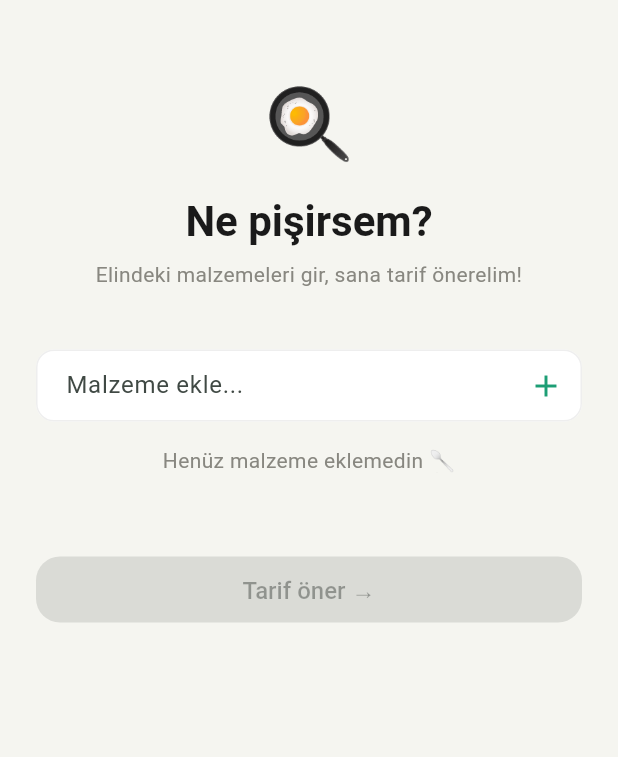
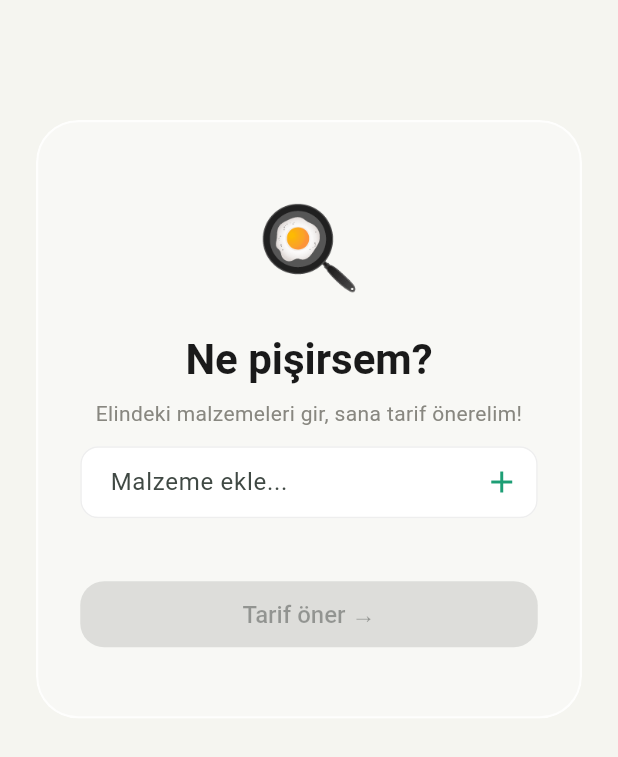
Before and after one commit to melikehazal/buzdolabi-ai-sefi, a Flutter app: the screen it shows after launch, on a phone screen of 412 x 824 dp. Shown: the top 757 px of the screen. Run offline on Flutter 3.47's test engine with Material 3 defaults, Android fonts, the light colour scheme and no system bars.

Commit message:
ui güncellemeleri

```diff
--- a/frontend/lib/screens/home_screen.dart
+++ b/frontend/lib/screens/home_screen.dart
@@ -1,3 +1,4 @@
+import 'dart:ui';
 import 'package:flutter/material.dart';
 import 'package:frontend/screens/result_screen.dart';
 import 'package:frontend/services/api_service.dart';
@@ -12,70 +13,11 @@ class HomeScreen extends StatefulWidget {
 
 class _HomeScreenState extends State<HomeScreen> {
   bool _isLoading = false;
-
   final List<bool> _visibilityList = [];
   final List<String> _ingredients = [];
   final TextEditingController _controller = TextEditingController();
 
-  @override
-  Widget build(BuildContext context) {
-    return Scaffold(
-      //appBar: AppBar(title: const Text('Buzdolabı AI Şefi')),
-      backgroundColor: AppTheme.background,
-      body: SafeArea(
-        child: SingleChildScrollView(
-          padding: const EdgeInsets.all(24.0),
-          child: Column(
-            crossAxisAlignment: CrossAxisAlignment.center,
-            children: [
-              const SizedBox(height: 24),
-              const Text('🍳', style: TextStyle(fontSize: 48)),
-              const SizedBox(height: 12),
-              Text(
-                'Ne pişirsem?',
-                style: Theme.of(context).textTheme.headlineMedium?.copyWith(
-                  fontWeight: FontWeight.bold,
-                  color: AppTheme.textPrimary,
-                ),
-              ),
-              const SizedBox(height: 8),
-              Text(
-                'Elindeki malzemeleri gir, sana tarif önerelim!',
-                style: Theme.of(
-                  context,
-                ).textTheme.bodyMedium?.copyWith(color: AppTheme.textSecondary),
-                textAlign: TextAlign.center,
-              ),
-              const SizedBox(height: 32),
-              Align(alignment: Alignment.centerLeft),
-              const SizedBox(height: 8),
-              TextField(
-                controller: _controller,
-                decoration: InputDecoration(
-                  contentPadding: const EdgeInsets.symmetric(
-                    horizontal: 16,
-                    vertical: 12,
-                  ),
-                  hintText: 'Malzeme ekle...',
-                  suffixIcon: IconButton(
-                    icon: const Icon(Icons.add, color: AppTheme.primary),
-                    onPressed: () {
-                      if (_controller.text.isNotEmpty) {
-                        setState(() {
-                          _ingredients.add(_controller.text.trim());
-                          _visibilityList.add(false);
-                          _controller.clear();
-                        });
-                        Future.delayed(const Duration(milliseconds: 50), () {
-                          setState(() {
-                            _visibilityList[_visibilityList.length - 1] = true;
-                          });
-                        });
-                      }
-                    },
-                  ),
-                ),
-                onSubmitted: (value) {
+  void _addIngredient(String value) {
     if (value.isNotEmpty) {
       setState(() {
         _ingredients.add(value.trim());
@@ -88,20 +30,71 @@ class _HomeScreenState extends State<HomeScreen> {
         });
       });
     }
-                },
+  }
+
+  @override
+  Widget build(BuildContext context) {
+    return Scaffold(
+      backgroundColor: AppTheme.background,
+      body: SafeArea(
+        child: SingleChildScrollView(
+          padding: const EdgeInsets.symmetric(horizontal: 24, vertical: 80),
+
+          child: ClipRRect(
+            borderRadius: BorderRadius.circular(28),
+            child: BackdropFilter(
+              filter: ImageFilter.blur(sigmaX: 10, sigmaY: 10),
+              child: Container(
+                decoration: BoxDecoration(
+                  color: Colors.white.withOpacity(0.3),
+                  borderRadius: BorderRadius.circular(28),
+                  border: Border.all(
+                    color: Colors.white.withOpacity(0.8),
+                    width: 1.5,
                   ),
-              if (_ingredients.isEmpty)
-                Padding(
-                  padding: const EdgeInsets.symmetric(vertical: 16),
-                  child: Text(
-                    'Henüz malzeme eklemedin 🥄',
-                    style: TextStyle(
-                      fontSize: 14,
+                ),
+                padding: const EdgeInsets.all(28),
+                child: Column(
+                  crossAxisAlignment: CrossAxisAlignment.center,
+                  children: [
+                    const SizedBox(height: 16),
+                    const Text('🍳', style: TextStyle(fontSize: 56)),
+                    const SizedBox(height: 16),
+                    Text(
+                      'Ne pişirsem?',
+                      style: Theme.of(context).textTheme.headlineMedium
+                          ?.copyWith(
+                            fontWeight: FontWeight.bold,
+                            color: AppTheme.textPrimary,
+                          ),
+                    ),
+                    const SizedBox(height: 8),
+                    Text(
+                      'Elindeki malzemeleri gir, sana tarif önerelim!',
+                      style: Theme.of(context).textTheme.bodyMedium?.copyWith(
                         color: AppTheme.textSecondary,
                       ),
+                      textAlign: TextAlign.center,
+                    ),
+
+                    const SizedBox(height: 12),
+                    TextField(
+                      controller: _controller,
+                      decoration: InputDecoration(
+                        contentPadding: const EdgeInsets.symmetric(
+                          horizontal: 16,
+                          vertical: 12,
+                        ),
+                        hintText: 'Malzeme ekle...',
+                        suffixIcon: IconButton(
+                          icon: const Icon(Icons.add, color: AppTheme.primary),
+                          onPressed: () => _addIngredient(_controller.text),
                         ),
                       ),
-              const SizedBox(height: 12),
+                      onSubmitted: _addIngredient,
+                    ),
+                    const SizedBox(height: 16),
+
                     Wrap(
                       spacing: 8,
                       runSpacing: 8,
@@ -118,8 +111,10 @@ class _HomeScreenState extends State<HomeScreen> {
                             ),
                             child: Chip(
                               label: Text(_ingredients[index]),
-                        backgroundColor: const Color(0xFFF0EDE8),
-                        labelStyle: const TextStyle(color: Color(0xFF0F6E56)),
+                              backgroundColor: const Color(0xFFE1F5EE),
+                              labelStyle: const TextStyle(
+                                color: Color(0xFF0F6E56),
+                              ),
                               deleteIconColor: const Color(0xFF0F6E56),
                               shape: RoundedRectangleBorder(
                                 borderRadius: BorderRadius.circular(20),
@@ -168,11 +163,17 @@ class _HomeScreenState extends State<HomeScreen> {
                                 }
                               },
                         child: _isLoading
-                      ? const CircularProgressIndicator(color: Colors.white)
+                            ? const CircularProgressIndicator(
+                                color: Colors.white,
+                              )
                             : const Text('Tarif öner →'),
                       ),
                     ),
+                    const SizedBox(height: 16),
                   ],
+                ),
+              ),
+            ),
           ),
         ),
       ),
```
Also changed, not shown: frontend/lib/screens/home_screen2.dart (deleted, +0 -252 lines), frontend/lib/screens/protein_screen.dart (+2 -12 lines). Lines whose indentation alone changed are shown as unchanged.
